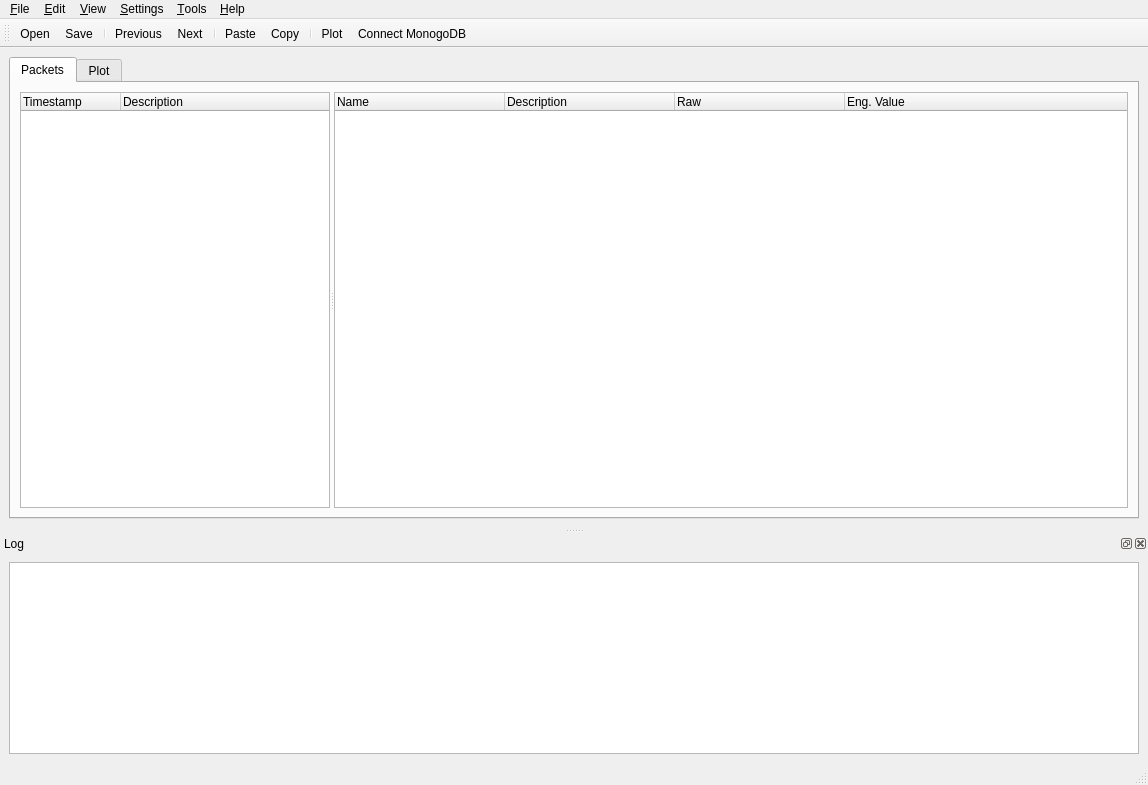
Above: UI/mainwindow.ui from i4Ds/STIX_python_PUB023 before the change. Below: the same form after it.
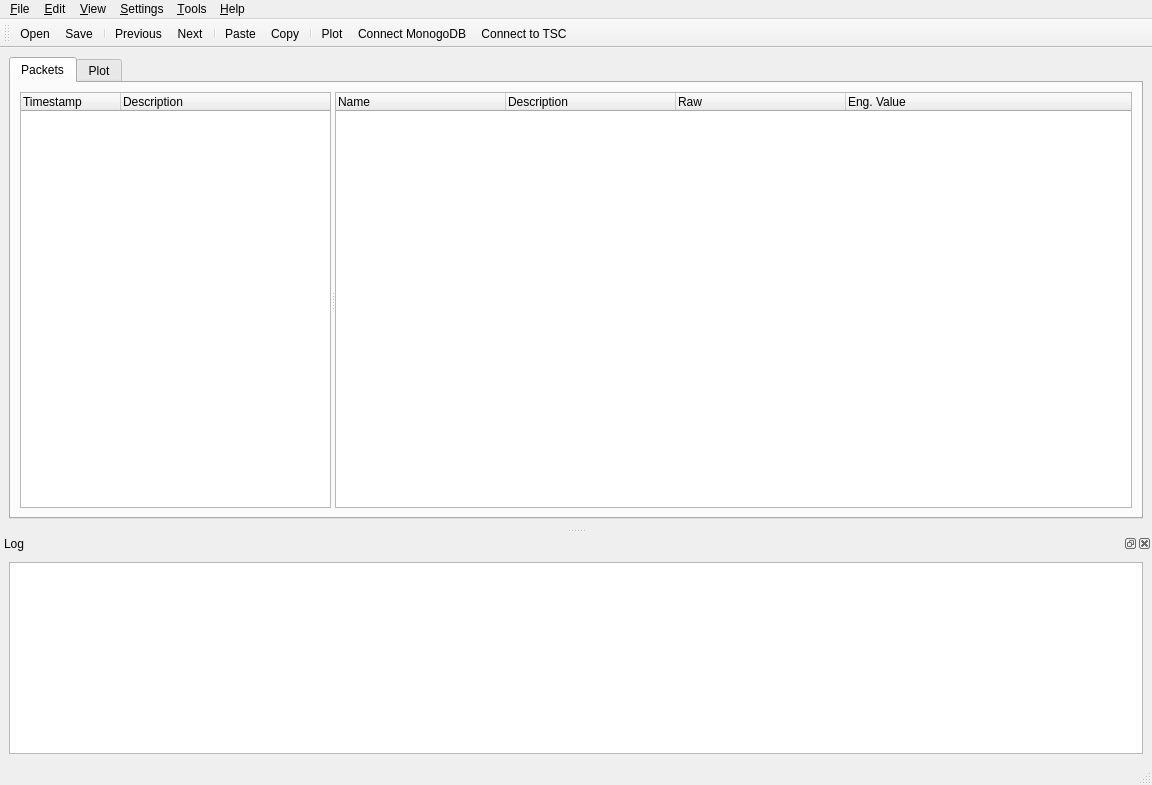
That is the form after the change. Icons and pictures are not drawn.

```diff
--- a/UI/mainwindow.ui
+++ b/UI/mainwindow.ui
@@ -9,7 +9,7 @@
    <rect>
     <x>0</x>
     <y>0</y>
-    <width>1148</width>
+    <width>1152</width>
     <height>785</height>
    </rect>
   </property>
@@ -344,7 +344,7 @@
     <rect>
      <x>0</x>
      <y>0</y>
-     <width>1148</width>
+     <width>1152</width>
      <height>22</height>
     </rect>
    </property>
@@ -419,6 +419,7 @@
    <addaction name="separator"/>
    <addaction name="action_Plot"/>
    <addaction name="actionLoad_mongodb"/>
+   <addaction name="actionConnect_TSC"/>
   </widget>
   <widget class="QDockWidget" name="dockWidget">
    <property name="windowTitle">
@@ -517,6 +518,15 @@
     <string>&amp;Copy</string>
    </property>
   </action>
+  <action name="actionConnect_TSC">
+   <property name="icon">
+    <iconset resource="resources/viewer.qrc">
+     <normaloff>:/Icons/images/link.svg</normaloff>:/Icons/images/link.svg</iconset>
+   </property>
+   <property name="text">
+    <string>Connect to TSC</string>
+   </property>
+  </action>
  </widget>
  <resources>
   <include location="resources/viewer.qrc"/>
```
Left out of the diff: 1 changed line with no effect on the pictures.
